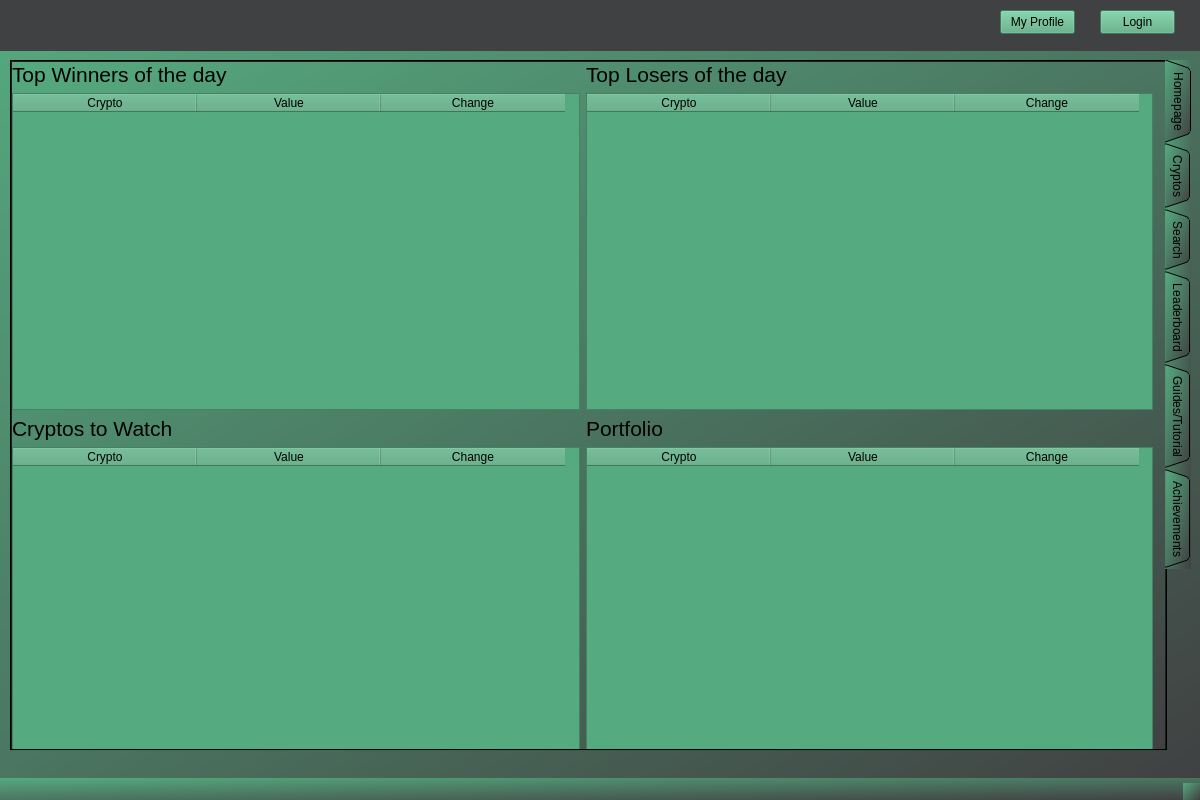
Qt form client/form.ui (SushantKumarPandey/Crypto-Tradeing-App-with-fake-currency) before a commit.
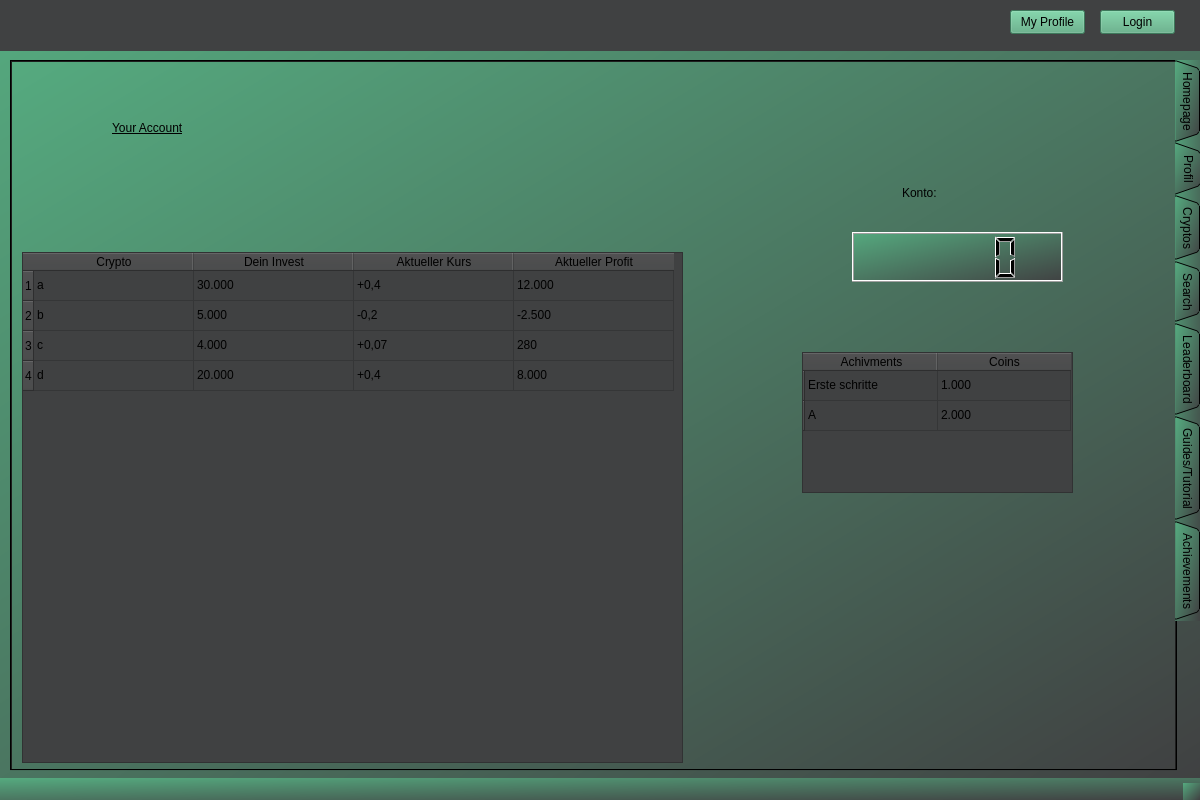
The same form after that commit. The open tabs and pages were chosen to show the change.

Commit message: feat(UI): profil als tab im forum und your account mit home-button

Patch:
```diff
--- a/client/form.ui
+++ b/client/form.ui
@@ -26,8 +26,8 @@
      <rect>
       <x>10</x>
       <y>60</y>
-      <width>1181</width>
-      <height>691</height>
+      <width>1191</width>
+      <height>711</height>
      </rect>
     </property>
     <property name="styleSheet">
@@ -231,6 +231,242 @@
       </layout>
      </widget>
     </widget>
+    <widget class="QWidget" name="Profil">
+     <attribute name="title">
+      <string>Profil</string>
+     </attribute>
+     <widget class="QTableWidget" name="tableWidget_7">
+      <property name="geometry">
+       <rect>
+        <x>790</x>
+        <y>290</y>
+        <width>271</width>
+        <height>141</height>
+       </rect>
+      </property>
+      <property name="styleSheet">
+       <string notr="true">font: 14pt &quot;Segoe UI&quot;;
+color: rgb(0, 0, 0);
+background-color: rgb(64, 65, 66);</string>
+      </property>
+      <attribute name="horizontalHeaderDefaultSectionSize">
+       <number>133</number>
+      </attribute>
+      <row>
+       <property name="text">
+        <string/>
+       </property>
+      </row>
+      <row>
+       <property name="text">
+        <string/>
+       </property>
+      </row>
+      <column>
+       <property name="text">
+        <string>Achivments</string>
+       </property>
+      </column>
+      <column>
+       <property name="text">
+        <string>Coins</string>
+       </property>
+      </column>
+      <item row="0" column="0">
+       <property name="text">
+        <string>Erste schritte</string>
+       </property>
+      </item>
+      <item row="0" column="1">
+       <property name="text">
+        <string>1.000</string>
+       </property>
+      </item>
+      <item row="1" column="0">
+       <property name="text">
+        <string>A</string>
+       </property>
+      </item>
+      <item row="1" column="1">
+       <property name="text">
+        <string>2.000</string>
+       </property>
+      </item>
+     </widget>
+     <widget class="QLabel" name="label_10">
+      <property name="geometry">
+       <rect>
+        <x>100</x>
+        <y>30</y>
+        <width>311</width>
+        <height>71</height>
+       </rect>
+      </property>
+      <property name="styleSheet">
+       <string notr="true">font: 28pt &quot;Segoe UI&quot;;
+color: rgb(0, 0, 0);
+background-color:transparent;
+text-decoration: underline;
+
+</string>
+      </property>
+      <property name="text">
+       <string>Your Account</string>
+      </property>
+     </widget>
+     <widget class="QTableWidget" name="infos">
+      <property name="geometry">
+       <rect>
+        <x>10</x>
+        <y>190</y>
+        <width>661</width>
+        <height>511</height>
+       </rect>
+      </property>
+      <property name="styleSheet">
+       <string notr="true">font: 14pt &quot;Segoe UI&quot;;
+color: rgb(0, 0, 0);
+background-color: rgb(64, 65, 66);
+</string>
+      </property>
+      <attribute name="horizontalHeaderDefaultSectionSize">
+       <number>160</number>
+      </attribute>
+      <row/>
+      <row/>
+      <row/>
+      <row/>
+      <column>
+       <property name="text">
+        <string>Crypto</string>
+       </property>
+      </column>
+      <column>
+       <property name="text">
+        <string>Dein Invest</string>
+       </property>
+      </column>
+      <column>
+       <property name="text">
+        <string>Aktueller Kurs</string>
+       </property>
+      </column>
+      <column>
+       <property name="text">
+        <string>Aktueller Profit</string>
+       </property>
+      </column>
+      <item row="0" column="0">
+       <property name="text">
+        <string>a</string>
+       </property>
+      </item>
+      <item row="0" column="1">
+       <property name="text">
+        <string>30.000</string>
+       </property>
+      </item>
+      <item row="0" column="2">
+       <property name="text">
+        <string>+0,4</string>
+       </property>
+      </item>
+      <item row="0" column="3">
+       <property name="text">
+        <string>12.000</string>
+       </property>
+      </item>
+      <item row="1" column="0">
+       <property name="text">
+        <string>b</string>
+       </property>
+      </item>
+      <item row="1" column="1">
+       <property name="text">
+        <string>5.000</string>
+       </property>
+      </item>
+      <item row="1" column="2">
+       <property name="text">
+        <string>-0,2</string>
+       </property>
+      </item>
+      <item row="1" column="3">
+       <property name="text">
+        <string>-2.500</string>
+       </property>
+      </item>
+      <item row="2" column="0">
+       <property name="text">
+        <string>c</string>
+       </property>
+      </item>
+      <item row="2" column="1">
+       <property name="text">
+        <string>4.000</string>
+       </property>
+      </item>
+      <item row="2" column="2">
+       <property name="text">
+        <string>+0,07</string>
+       </property>
+      </item>
+      <item row="2" column="3">
+       <property name="text">
+        <string>280</string>
+       </property>
+      </item>
+      <item row="3" column="0">
+       <property name="text">
+        <string>d</string>
+       </property>
+      </item>
+      <item row="3" column="1">
+       <property name="text">
+        <string>20.000</string>
+       </property>
+      </item>
+      <item row="3" column="2">
+       <property name="text">
+        <string>+0,4</string>
+       </property>
+      </item>
+      <item row="3" column="3">
+       <property name="text">
+        <string>8.000</string>
+       </property>
+      </item>
+     </widget>
+     <widget class="QLCDNumber" name="kontostand">
+      <property name="geometry">
+       <rect>
+        <x>840</x>
+        <y>170</y>
+        <width>211</width>
+        <height>50</height>
+       </rect>
+      </property>
+     </widget>
+     <widget class="QLabel" name="label_11">
+      <property name="geometry">
+       <rect>
+        <x>890</x>
+        <y>110</y>
+        <width>101</width>
+        <height>41</height>
+       </rect>
+      </property>
+      <property name="styleSheet">
+       <string notr="true">color: rgb(0, 0, 0);
+font: 16pt &quot;Segoe UI&quot;;
+background-color: transparent;
+</string>
+      </property>
+      <property name="text">
+       <string>Konto:</string>
+      </property>
+     </widget>
+    </widget>
     <widget class="QWidget" name="tab_6">
      <attribute name="title">
       <string>Cryptos</string>
@@ -1150,7 +1386,7 @@
     <widget class="QPushButton" name="pushButton_2">
      <property name="geometry">
       <rect>
-       <x>1000</x>
+       <x>1010</x>
        <y>10</y>
        <width>75</width>
        <height>24</height>
```
Left out of the diff: 21 changed lines with no effect on the pictures. The commit also changes 1 other file.
